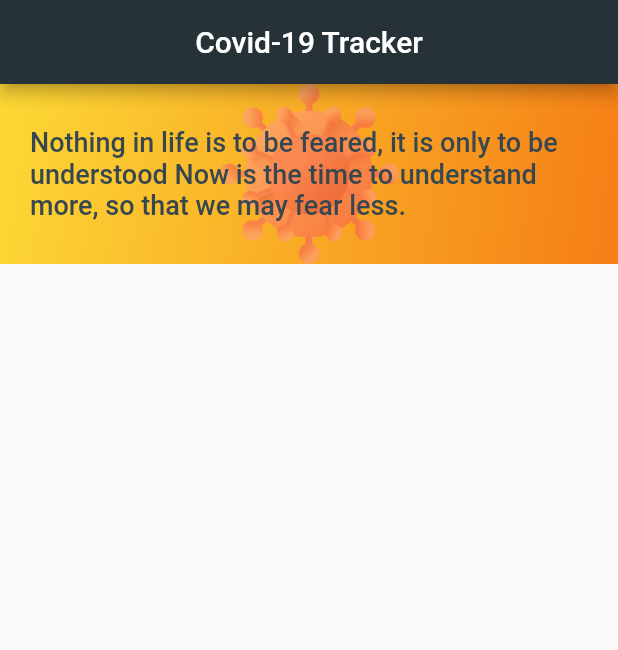
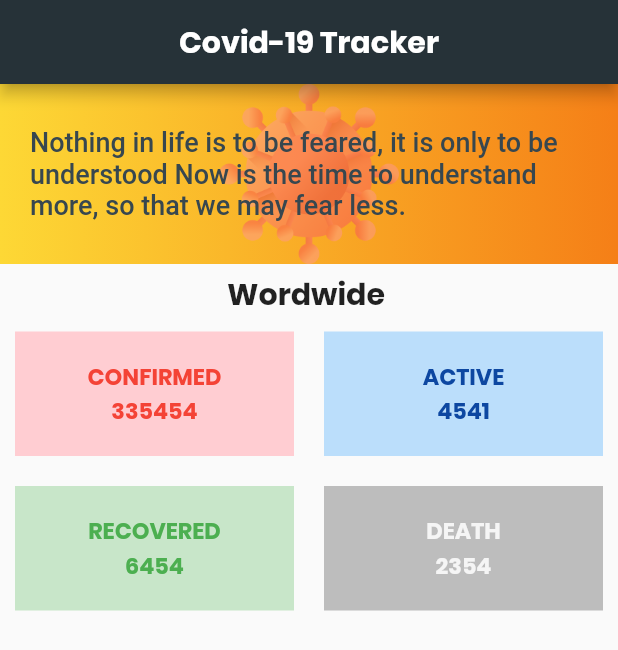
Before and after one commit to swaraj961/Covid-19, a Flutter app: the screen it shows after launch, on a phone screen of 412 x 824 dp. Shown: the top 650 px of the screen. Run offline on Flutter 3.47's test engine with Material 2 defaults, Android fonts, the phone set to English and light mode, and no system bars.

Commit message:
worldwide pannel ADDED

```diff
--- a/lib/const.dart
+++ b/lib/const.dart
@@ -1,4 +1,6 @@
+import 'package:flutter/material.dart';
 
+const kPanneldecoration = TextStyle(fontWeight: FontWeight.bold,fontSize: 15,fontFamily: 'Poppins');
 class DataSource {
  static String qoute =
       "Nothing in life is to be feared, it is only to be understood Now is the time to understand more, so that we may fear less.";
--- a/lib/homepage.dart
+++ b/lib/homepage.dart
@@ -1,5 +1,6 @@
 import 'package:flutter/material.dart';
 import 'const.dart';
+import 'package:covidindia/pannels/worldwide_pannel.dart';
 
 class Homepage extends StatefulWidget {
   @override
@@ -13,6 +14,7 @@ class _HomepageState extends State<Homepage> {
       appBar: AppBar(
         title: Text(
           'Covid-19 Tracker',
+          style: TextStyle(fontFamily: 'Poppins', fontWeight: FontWeight.bold),
         ),
         centerTitle: true,
       ),
@@ -23,6 +25,7 @@ class _HomepageState extends State<Homepage> {
               decoration: BoxDecoration(
                 gradient: LinearGradient(
                   begin: Alignment.topLeft,
+                  end: Alignment.topRight,
                   colors: [
                     Color(0xfffdd835),
                     Color(
@@ -48,10 +51,21 @@ class _HomepageState extends State<Homepage> {
                   style: TextStyle(
                       color: Color(0xff37474f),
                       fontSize: 18,
-                      fontWeight: FontWeight.w500),
+                      fontWeight: FontWeight.w500,
+                      ),
+
                 ),
               ),
             ),
+            SizedBox(height: 5,),
+            Text(
+              'Wordwide ',
+              style: TextStyle(
+                  fontSize: 20,
+                  fontWeight: FontWeight.bold,
+                  fontFamily: 'Poppins'),
+            ),
+            WorldwidePannel(),
           ],
         ),
       ),
--- /dev/null
+++ b/lib/pannels/worldwide_pannel.dart
@@ -0,0 +1,51 @@
+import 'package:flutter/material.dart';
+class WorldwidePannel extends StatelessWidget {
+  @override
+  Widget build(BuildContext context) {
+    return Container(
+      child: GridView(
+        shrinkWrap: true, //to avoid grid view to expand all the size
+        physics: NeverScrollableScrollPhysics(), //to not let it scroll
+        gridDelegate:SliverGridDelegateWithFixedCrossAxisCount(crossAxisCount: 2,childAspectRatio: 2//height is double the width a good rectangel here) ,
+    ),
+    children: <Widget>[
+      Statuspannel(panneltittle: 'CONFIRMED',pannelcolor:Colors.red.shade100 ,textcolor: Colors.red, count: '335454'),
+       Statuspannel(panneltittle: 'ACTIVE',pannelcolor:Colors.blue.shade100 ,textcolor: Colors.blue.shade900, count: '4541'),
+        Statuspannel(panneltittle: 'RECOVERED',pannelcolor:Colors.green.shade100 ,textcolor: Colors.green, count: '6454'),
+        Statuspannel(panneltittle: 'DEATH',pannelcolor:Colors.grey.shade400 ,textcolor: Colors.grey.shade100, count: '2354'),
+    ],
+    ),
+    );
+  }
+}
+
+class Statuspannel extends StatelessWidget {
+ final Color pannelcolor ;
+final String panneltittle;
+final Color textcolor;
+final String count;
+Statuspannel({this.count,this.pannelcolor,this.panneltittle,this.textcolor});
+
+  @override
+  Widget build(BuildContext context) {
+
+
+    double width = MediaQuery.of(context).size.width;//getting the device width
+
+
+    return Container(
+      margin: EdgeInsets.all(10), //seperates the containder
+      color: pannelcolor,
+
+height: 80,width: width/2,
+child: Column(
+  mainAxisAlignment: MainAxisAlignment.center,
+ children: <Widget>[
+
+   Text(panneltittle,style: TextStyle(fontWeight: FontWeight.bold,fontSize: 15,fontFamily: 'Poppins',color: textcolor),),
+   Text(count ,style: TextStyle(fontWeight: FontWeight.bold,fontSize: 15,fontFamily: 'Poppins',color: textcolor),)
+ ],
+),
+    );
+  }
+}
```
Also changed, not shown: pubspec.yaml (+7 -5 lines), fonts/Poppins/Poppins-Bold.ttf (added), fonts/Poppins/Poppins-Medium.ttf (added), fonts/Poppins/Poppins-Regular.ttf (added), pubspec.lock.
